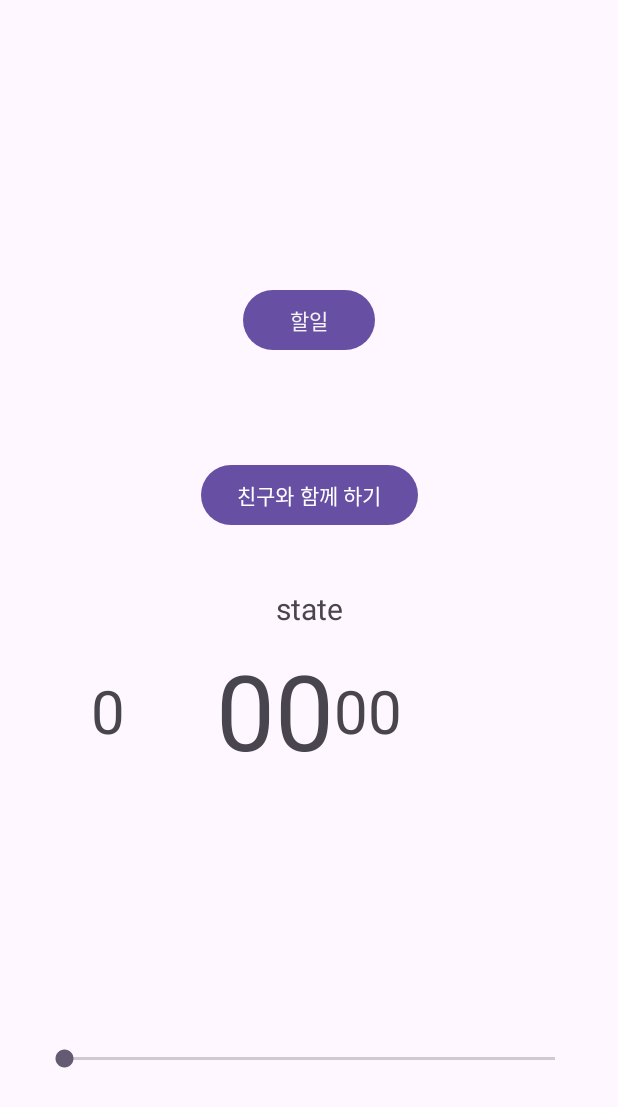
After one commit to BradleyRyu/oop, an Android app: the TimerFragment screen opened through its navigation route, on a phone screen of 412 x 824 dp. The commit adds this screen. Shown: the top 1107 px of the screen. Run offline under Robolectric (Android 15) with nearby library versions, the phone set to English and light mode, and no system bars; our stand-ins replace navigation-ui.

Commit message:
make timer fragment

```diff
--- /dev/null
+++ b/MyProjectApplication/app/src/main/java/com/example/myprojectapplication/TimerFragment.kt
@@ -0,0 +1,149 @@
+package com.example.myprojectapplication
+
+import android.os.Bundle
+import android.os.CountDownTimer
+import android.view.LayoutInflater
+import android.view.View
+import android.view.ViewGroup
+import androidx.fragment.app.Fragment
+import android.widget.SeekBar
+import android.widget.TextView
+import androidx.navigation.fragment.findNavController
+import com.example.myprojectapplication.databinding.FragmentCalendarBinding
+import com.example.myprojectapplication.databinding.FragmentTimerBinding
+
+/*
+To do
+지금은 entry -> 타이머지만
+entry -> 타이머 설정 page -> 타이머로 바꾸기
+타이머 설정 page에서 함께할 친구, 수행할 todolist 고른 후에 -> 타이머 작동
+
+0. 캘린더에서 작성한 할일 목록 선택하여 해당 목록에 대한 타이머
+    cycle 수를 다시 캘린더로 넘겨 학습양 체크
+00. 친구와 함께 하기 기능
+    서버, 데이터베이스 구현 방식에 따라서
+
+1. 폰트, 배경 색상 등 변경 (배경 -> app/values/colors.xml 파일 변경)
+2. seekbar, 버튼 아이콘 변경
+3. 가능하면 학습 중일 때와 휴식 중일 때 텍스트 색깔 바꾸기
+4. 휴식 타이머 시작 될 때 휴식 음악 (MediaPlayer 사용)
+5. 타이머 효과음 tick, 종료음 등 (soundpool 이용)
+ */
+
+class TimerFragment : Fragment() {
+
+    //학습시간, 휴식 시간 설정
+    private val STUDY_TIME = 10 * 1000L // 30분의 학습 시간 30*60*1000L
+    private val REST_TIME = 5 * 1000L // 5분의 휴식 시간 5*60*100L
+
+    private var binding: FragmentTimerBinding? = null
+    private var remainMTextView: TextView? = null
+    private var remainSTextView: TextView? = null
+    private var currentCountTimer: CountDownTimer? = null
+    private var remainCycle: TextView? = null
+    private var seekBar: SeekBar? = null
+    private var state: TextView? = null
+
+    override fun onCreateView(
+        inflater: LayoutInflater, container: ViewGroup?,
+        savedInstanceState: Bundle?
+    ): View? {
+        binding = FragmentTimerBinding.inflate(inflater, container, false)
+        return binding?.root
+    }
+
+    override fun onViewCreated(view: View, savedInstanceState: Bundle?) {
+        super.onViewCreated(view, savedInstanceState)
+
+        //영역함수 apply 사용
+        binding?.apply {
+            remainMTextView = this.txtRemainM
+            remainSTextView = this.txtRemainS
+            remainCycle = this.txtCycle
+            seekBar = this.seekBar1
+            state = this.txtState
+        }
+
+
+        /*
+        //btn_friends 클릭 시 친구 페이지로 전환. 구현 안함
+        binding?.btnFriends?.setOnClickListener {
+            findNavController().navigate(R.id.action_timerFragment_to_friendsFragment)
+        }
+
+         */
+
+        //seekbar 변화 감지
+        seekBar?.setOnSeekBarChangeListener(object : SeekBar.OnSeekBarChangeListener {
+            override fun onProgressChanged(seekBar: SeekBar?, progress: Int, fromUser: Boolean) {
+                if (fromUser) {
+                    val selectedCycles = progress
+                    remainCycle?.text = selectedCycles.toString()
+                    startStudyCycle(selectedCycles)
+                }
+            }
+
+            //seekbar 다시 터치허면 기존 사이클 취소되도록 작성
+            override fun onStartTrackingTouch(seekBar: SeekBar?) {
+                currentCountTimer?.cancel()
+                currentCountTimer = null
+            }
+
+
+            override fun onStopTrackingTouch(seekBar: SeekBar?) {
+                // Cycle 사용 버전에서는 사용되지 않음
+            }
+        })
+    }
+
+    //학습사이클 시작 함수 +state 변수 추가하여 상단에 상태 표시
+    private fun startStudyCycle(cycles: Int) {
+        currentCountTimer = createCountDown(STUDY_TIME, cycles, true)
+        currentCountTimer?.start()
+        state?.text="Study"
+    }
+
+    //휴식사이클 시작 함수
+    private fun startRestCycle(cycles: Int) {
+        currentCountTimer = createCountDown(REST_TIME, cycles, false)
+        currentCountTimer?.start()
+        state?.text="Rest"
+    }
+
+    //타이머 생성 함수
+    private fun createCountDown(time: Long, cycles: Int, isStudy: Boolean): CountDownTimer {
+        return object : CountDownTimer(time, 1000L) {
+
+            //타이머 1 tick 할 때 마다 업데이트 M, S 분리
+            override fun onTick(millisUntilFinished: Long) {
+                val remainSeconds = millisUntilFinished / 1000
+                remainMTextView?.text = "%02d".format(remainSeconds / 60)
+                remainSTextView?.text = "%02d".format(remainSeconds % 60)
+            }
+
+            //학습타이머 끝날 경우 휴식타이머, 휴식 타이머 끝나면 사이클 감소
+            override fun onFinish() {
+                var remainCycles = cycles
+                if (time == STUDY_TIME) {
+                    startRestCycle(remainCycles)
+                } else {
+                    remainCycles--
+                    remainCycle?.text = remainCycles.toString()
+                    if (remainCycles > 0) {
+                        startStudyCycle(remainCycles)
+                    }
+                }
+            }
+
+        }
+    }
+
+    override fun onDestroyView() {
+        super.onDestroyView()
+        binding = null
+        remainMTextView = null
+        remainSTextView = null
+        remainCycle = null
+        seekBar = null
+    }
+}
--- /dev/null
+++ b/MyProjectApplication/app/src/main/res/layout/fragment_timer.xml
@@ -0,0 +1,101 @@
+<androidx.constraintlayout.widget.ConstraintLayout xmlns:android="http://schemas.android.com/apk/res/android"
+    xmlns:app="http://schemas.android.com/apk/res-auto"
+    xmlns:tools="http://schemas.android.com/tools"
+    android:layout_width="match_parent"
+    android:layout_height="match_parent"
+    tools:context=".MainActivity">
+
+    <SeekBar
+        android:id="@+id/seekBar_1"
+        android:layout_width="359dp"
+        android:layout_height="15dp"
+
+        android:layout_marginBottom="70dp"
+        android:max="4"
+        app:layout_constraintBottom_toBottomOf="parent"
+        app:layout_constraintEnd_toEndOf="parent"
+        app:layout_constraintStart_toStartOf="parent"
+        app:layout_constraintTop_toBottomOf="@+id/txt_remainM" />
+
+    <TextView
+        android:id="@+id/txt_remainM"
+        android:layout_width="wrap_content"
+        android:layout_height="wrap_content"
+        android:layout_marginStart="150dp"
+        android:layout_marginTop="386dp"
+        android:layout_marginBottom="137dp"
+        android:text="00"
+        android:textSize="70sp"
+        app:layout_constraintBottom_toTopOf="@+id/seekBar_1"
+        app:layout_constraintEnd_toEndOf="parent"
+        app:layout_constraintEnd_toStartOf="@+id/txt_remainS"
+        app:layout_constraintHorizontal_bias="0.5"
+        app:layout_constraintHorizontal_chainStyle="packed"
+        app:layout_constraintStart_toStartOf="parent"
+        app:layout_constraintTop_toTopOf="parent" />
+
+    <TextView
+        android:id="@+id/txt_remainS"
+        android:layout_width="wrap_content"
+        android:layout_height="wrap_content"
+        android:layout_marginTop="386dp"
+        android:layout_marginEnd="150dp"
+        android:layout_marginBottom="137dp"
+        android:text="00"
+        android:textSize="40sp"
+        app:layout_constraintBottom_toTopOf="@+id/seekBar_1"
+        app:layout_constraintEnd_toEndOf="parent"
+        app:layout_constraintHorizontal_bias="0.5"
+        app:layout_constraintStart_toEndOf="@+id/txt_remainM"
+        app:layout_constraintTop_toTopOf="parent" />
+
+    <Button
+        android:id="@+id/btn_todo"
+        android:layout_width="wrap_content"
+        android:layout_height="wrap_content"
+        android:text="할일"
+        android:textColor="#F4F2F4"
+        android:textColorLink="#E91E63"
+        app:iconTint="#CC1D1D"
+        app:layout_constraintBottom_toTopOf="@+id/txt_remainM"
+        app:layout_constraintEnd_toEndOf="parent"
+        app:layout_constraintStart_toStartOf="parent"
+        app:layout_constraintTop_toTopOf="parent" />
+
+    <Button
+        android:id="@+id/btn_friends"
+        android:layout_width="wrap_content"
+        android:layout_height="wrap_content"
+        android:layout_marginBottom="4dp"
+        android:text="친구와 함께 하기"
+        app:layout_constraintBottom_toTopOf="@+id/txt_remainM"
+        app:layout_constraintEnd_toEndOf="parent"
+        app:layout_constraintStart_toStartOf="parent"
+        app:layout_constraintTop_toBottomOf="@+id/btn_todo" />
+
+    <TextView
+        android:id="@+id/txt_cycle"
+        android:layout_width="wrap_content"
+        android:layout_height="wrap_content"
+        android:layout_marginTop="386dp"
+        android:layout_marginBottom="137dp"
+        android:text="0"
+        android:textSize="40sp"
+        app:layout_constraintBottom_toTopOf="@+id/seekBar_1"
+        app:layout_constraintEnd_toStartOf="@+id/txt_remainM"
+        app:layout_constraintStart_toStartOf="parent"
+        app:layout_constraintTop_toTopOf="parent" />
+
+    <TextView
+        android:id="@+id/txt_state"
+        android:layout_width="wrap_content"
+        android:layout_height="wrap_content"
+        android:layout_marginTop="30dp"
+        android:text="state"
+        android:textSize="20sp"
+        app:layout_constraintBottom_toTopOf="@+id/txt_remainM"
+        app:layout_constraintEnd_toEndOf="parent"
+        app:layout_constraintStart_toStartOf="parent"
+        app:layout_constraintTop_toBottomOf="@+id/btn_friends" />
+
+</androidx.constraintlayout.widget.ConstraintLayout>
--- a/MyProjectApplication/app/src/main/res/navigation/nav_main.xml
+++ b/MyProjectApplication/app/src/main/res/navigation/nav_main.xml
@@ -74,15 +74,6 @@
             app:destination="@id/todoFragment" />
     </fragment>
     <fragment
-        android:id="@+id/timerFragment"
-        android:name="com.example.myprojectapplication.TimerFragment"
-        android:label="fragment_timer"
-        tools:layout="@layout/fragment_timer">
-        <action
-            android:id="@+id/action_timerFragment_to_calenderFragment"
-            app:destination="@id/calenderFragment" />
-    </fragment>
-    <fragment
         android:id="@+id/setUserFragment"
         android:name="com.example.myprojectapplication.SetUserFragment"
         android:label="fragment_set_user"
@@ -91,4 +82,13 @@
             android:id="@+id/action_setUserFragment_to_friendsListFragment2"
             app:destination="@id/friendsListFragment" />
     </fragment>
+    <fragment
+        android:id="@+id/timerFragment"
+        android:name="com.example.myprojectapplication.TimerFragment"
+        android:label="fragment_timer"
+        tools:layout="@layout/fragment_timer" >
+        <action
+            android:id="@+id/action_timerFragment_to_calenderFragment"
+            app:destination="@id/calenderFragment" />
+    </fragment>
 </navigation>
```
